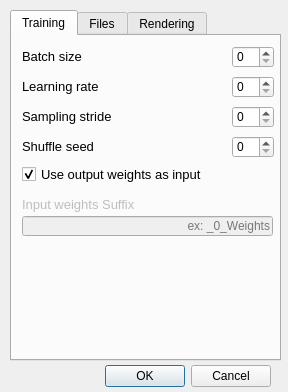
This is UI/SettingsWindow.ui in Onirael/DLMotionBlur as Qt 5 draws it before an edit. The edited form follows.
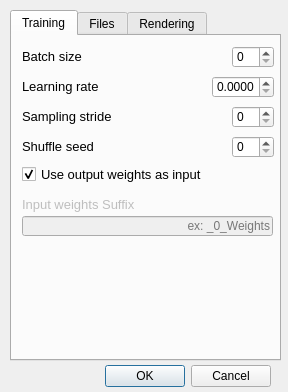
This is the edited form.

What changed in the file:
```diff
--- a/UI/SettingsWindow.ui
+++ b/UI/SettingsWindow.ui
@@ -117,19 +117,6 @@
       <string>Shuffle seed</string>
      </property>
     </widget>
-    <widget class="QSpinBox" name="learningRateSpinBox">
-     <property name="geometry">
-      <rect>
-       <x>220</x>
-       <y>40</y>
-       <width>42</width>
-       <height>22</height>
-      </rect>
-     </property>
-     <property name="maximum">
-      <number>9999</number>
-     </property>
-    </widget>
     <widget class="QSpinBox" name="batchSizeSpinBox">
      <property name="geometry">
       <rect>
@@ -239,6 +226,19 @@
       <string>ex: _0_Weights</string>
      </property>
     </widget>
+    <widget class="QDoubleSpinBox" name="learningRateSpinBox">
+     <property name="geometry">
+      <rect>
+       <x>200</x>
+       <y>40</y>
+       <width>62</width>
+       <height>22</height>
+      </rect>
+     </property>
+     <property name="decimals">
+      <number>4</number>
+     </property>
+    </widget>
    </widget>
    <widget class="QWidget" name="tab">
     <attribute name="title">
```
